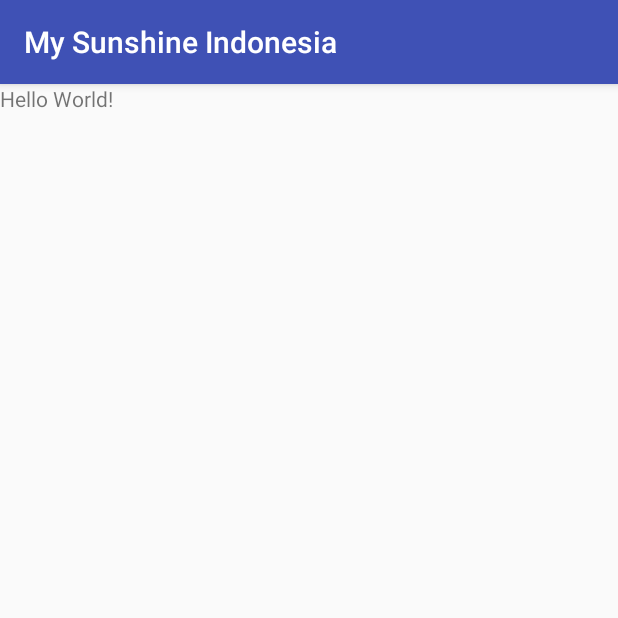
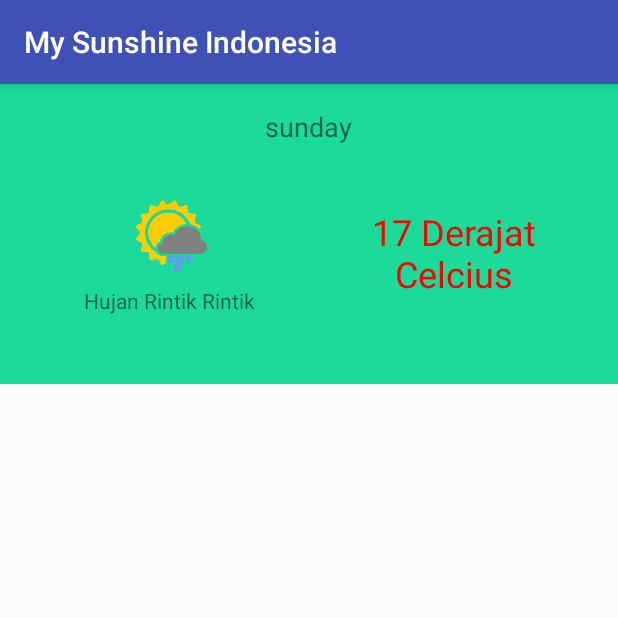
Before and after one commit to sagnol10/MySunshineIndonesia, an Android app: the screen it shows after launch (MainActivity), on a phone screen of 412 x 824 dp, the top half of it. Run offline under Robolectric (Android 15) with nearby library versions, the phone set to English and light mode, and no system bars.

Commit message:
Pembuatan Layout awal

```diff
--- a/app/src/main/res/layout/activity_main.xml
+++ b/app/src/main/res/layout/activity_main.xml
@@ -1,15 +1,60 @@
 <?xml version="1.0" encoding="utf-8"?>
 <LinearLayout xmlns:android="http://schemas.android.com/apk/res/android"
-    xmlns:app="http://schemas.android.com/apk/res-auto"
     xmlns:tools="http://schemas.android.com/tools"
     android:layout_width="match_parent"
     android:layout_height="match_parent"
+    android:orientation="vertical"
     tools:context="com.example.nzxt.mysunshineindonesia.MainActivity">
 
-    <TextView
-        android:layout_width="wrap_content"
-        android:layout_height="wrap_content"
-        android:text="Hello World!"
-    />
+    <LinearLayout
+        android:layout_width="match_parent"
+        android:layout_height="@dimen/header_height"
+        android:background="#1bda9a"
+        android:orientation="vertical"
+        android:padding="@dimen/header_padding">
 
+        <TextView
+            android:id="@+id/weather_day_title"
+            android:layout_width="wrap_content"
+            android:layout_height="wrap_content"
+            android:layout_gravity="center_horizontal"
+            android:text="@string/weather_day_title"
+            android:textSize="@dimen/weather_day_title_text_size" />
+
+        <LinearLayout
+            android:layout_width="match_parent"
+            android:layout_height="match_parent"
+            android:orientation="horizontal"
+            android:weightSum="2">
+
+            <LinearLayout
+                android:layout_width="8dp"
+                android:layout_height="match_parent"
+                android:layout_weight="1"
+                android:gravity="center"
+                android:orientation="vertical">
+
+                <ImageView
+                    android:layout_width="@dimen/img_weather_width"
+                    android:layout_height="@dimen/img_weather_height"
+                    android:src="@drawable/weather_img" />
+
+                <TextView
+                    android:layout_width="wrap_content"
+                    android:layout_height="wrap_content"
+                    android:layout_gravity="center_horizontal"
+                    android:text="@string/weather_desc" />
+            </LinearLayout>
+
+            <TextView
+                android:id="@+id/weather_temperature"
+                android:layout_width="0dp"
+                android:layout_height="match_parent"
+                android:layout_weight="1"
+                android:gravity="center"
+                android:text="@string/weather_temperature"
+                android:textColor="#ff0000"
+                android:textSize="24sp" />
+        </LinearLayout>
+    </LinearLayout>
 </LinearLayout>
--- /dev/null
+++ b/app/src/main/res/values/dimens.xml
@@ -0,0 +1,8 @@
+<?xml version="1.0" encoding="utf-8"?>
+<resources>
+    <dimen name="header_padding">16dp</dimen>
+    <dimen name="header_height">200dp</dimen>
+    <dimen name="weather_day_title_text_size">18sp</dimen>
+    <dimen name="img_weather_width">64dp</dimen>
+    <dimen name="img_weather_height">64dp</dimen>
+</resources>
--- a/app/src/main/res/values/strings.xml
+++ b/app/src/main/res/values/strings.xml
@@ -1,3 +1,6 @@
 <resources>
     <string name="app_name">My Sunshine Indonesia</string>
+    <string name="weather_day_title">sunday</string>
+    <string name="weather_desc">Hujan Rintik Rintik</string>
+    <string name="weather_temperature">17 Derajat Celcius</string>
 </resources>
```
Also changed, not shown: app/src/main/res/drawable/weather_img.png (added), 1 other file.
